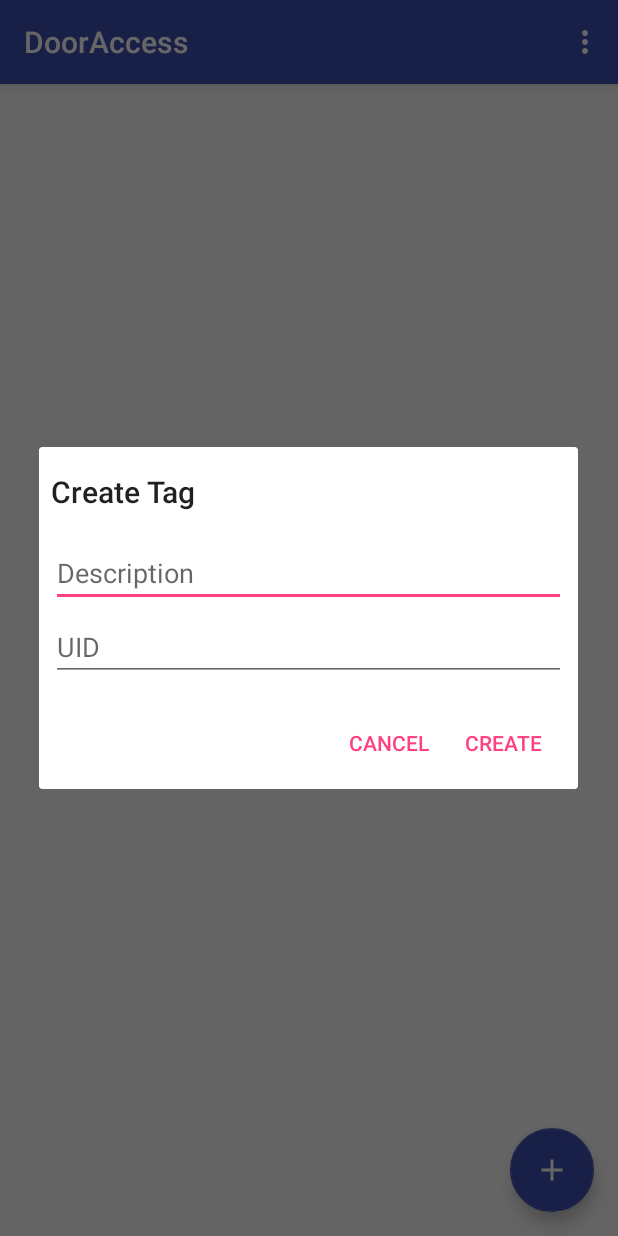
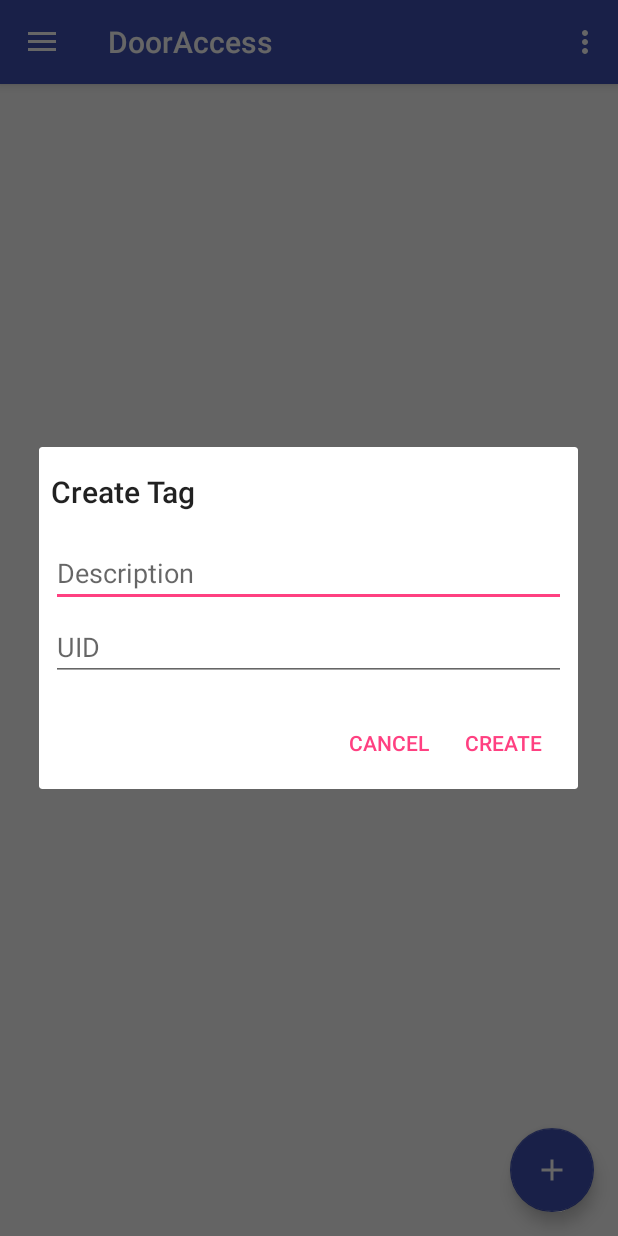
Before and after one commit to tjjh89017/DoorAccess, an Android app: the screen it shows after launch (MainActivity), after a tap on an icon or button, on a phone screen of 412 x 824 dp. Run offline under Robolectric (Android 15) with nearby library versions, the phone set to English and light mode, and no system bars; 5 statements that could not run were skipped.

Commit message:
add Nav menu for other option page

```diff
--- a/app/src/main/java/date/kojuro/dooraccess/MainActivity.java
+++ b/app/src/main/java/date/kojuro/dooraccess/MainActivity.java
@@ -1,7 +1,11 @@
 package date.kojuro.dooraccess;
 
 import android.app.FragmentManager;
+import android.support.annotation.NonNull;
 import android.support.design.widget.FloatingActionButton;
+import android.support.design.widget.NavigationView;
+import android.support.v4.widget.DrawerLayout;
+import android.support.v7.app.ActionBarDrawerToggle;
 import android.support.v7.app.AppCompatActivity;
 import android.os.Bundle;
 import android.support.v7.widget.Toolbar;
@@ -43,11 +47,16 @@ public class MainActivity extends AppCompatActivity {
     private FloatingActionButton vCreate;
     private FragmentManager mFragmentManager;
 
+    private DrawerLayout vDrawerLayout;
+    private NavigationView vNavigationView;
+
 
     @Override
     protected void onCreate(Bundle savedInstanceState) {
         super.onCreate(savedInstanceState);
         setContentView(R.layout.activity_main);
+
+        /* Get View */
 
         Toolbar toolbar = (Toolbar) findViewById(R.id.toolbar);
         setSupportActionBar(toolbar);
@@ -60,9 +69,14 @@ public class MainActivity extends AppCompatActivity {
         DaemonConfiguration.Init(this);
         mDaemon = DaemonConfiguration.getInstance();
 
-        vTagList = (ListView)findViewById(R.id.UIDList);
-        vCreate = (FloatingActionButton)findViewById(R.id.Create);
+        vTagList = (ListView) findViewById(R.id.UIDList);
+        vCreate = (FloatingActionButton) findViewById(R.id.Create);
         mFragmentManager = getFragmentManager();
+
+        vDrawerLayout = (DrawerLayout) findViewById(R.id.drawer_layout);
+        vNavigationView = (NavigationView) findViewById(R.id.nav_drawer);
+
+        /* Set action */
 
         mTagAdapter = new ArrayAdapter<Tag>(this, 0 /* useless */, mTagList) {
             @Override
@@ -113,6 +127,31 @@ public class MainActivity extends AppCompatActivity {
                 createTag.show(mFragmentManager, "CreateTag");
             }
         });
+
+
+        vNavigationView.setNavigationItemSelectedListener(new NavigationView.OnNavigationItemSelectedListener() {
+            @Override
+            public boolean onNavigationItemSelected(@NonNull MenuItem item) {
+
+                Toast.makeText(getApplicationContext(), item.getTitle(), Toast.LENGTH_SHORT).show();
+
+                item.setChecked(true);
+                vDrawerLayout.closeDrawers();
+                return true;
+            }
+        });
+
+        ActionBarDrawerToggle actionBarDrawerToggle = new ActionBarDrawerToggle(
+                this,
+                vDrawerLayout,
+                toolbar,
+                R.string.open_drawer,
+                R.string.close_drawer
+        );
+        actionBarDrawerToggle.syncState();
+
+        vDrawerLayout.addDrawerListener(actionBarDrawerToggle);
+
     }
 
     public void CreateNewTag(Tag tag) {
--- a/app/src/main/res/layout/activity_main.xml
+++ b/app/src/main/res/layout/activity_main.xml
@@ -1,7 +1,14 @@
 <?xml version="1.0" encoding="utf-8"?>
-<android.support.design.widget.CoordinatorLayout xmlns:android="http://schemas.android.com/apk/res/android"
+
+<android.support.v4.widget.DrawerLayout
+    android:id="@+id/drawer_layout"
+    android:layout_width="match_parent"
+    android:layout_height="match_parent"
+    xmlns:android="http://schemas.android.com/apk/res/android"
     xmlns:app="http://schemas.android.com/apk/res-auto"
-    xmlns:tools="http://schemas.android.com/tools"
+    xmlns:tools="http://schemas.android.com/tools">
+
+<android.support.design.widget.CoordinatorLayout
     android:layout_width="match_parent"
     android:layout_height="match_parent"
     android:fitsSystemWindows="true"
@@ -33,5 +40,15 @@
 
     <include layout="@layout/content_main" />
 
+    </android.support.design.widget.CoordinatorLayout>
 
-</android.support.design.widget.CoordinatorLayout>
+    <android.support.design.widget.NavigationView
+        android:id="@+id/nav_drawer"
+        android:layout_width="wrap_content"
+        android:layout_height="match_parent"
+        android:layout_gravity="start"
+        app:headerLayout="@layout/nav_drawer_header"
+        app:menu="@menu/nav_drawer_menu">
+    </android.support.design.widget.NavigationView>
+
+</android.support.v4.widget.DrawerLayout>
--- /dev/null
+++ b/app/src/main/res/menu/nav_drawer_menu.xml
@@ -0,0 +1,16 @@
+<?xml version="1.0" encoding="utf-8"?>
+<menu xmlns:android="http://schemas.android.com/apk/res/android">
+
+    <group android:checkableBehavior="single">
+
+        <item
+            android:id="@+id/test1"
+            android:title="test1" />
+
+        <item
+            android:id="@+id/test2"
+            android:title="test2" />
+
+    </group>
+
+</menu>
--- a/app/src/main/res/values/strings.xml
+++ b/app/src/main/res/values/strings.xml
@@ -1,4 +1,6 @@
 <resources>
     <string name="app_name">DoorAccess</string>
     <string name="title_activity_main2">Main2Activity</string>
+    <string name="open_drawer"></string>
+    <string name="close_drawer"></string>
 </resources>
```
Also changed, not shown: app/src/main/res/drawable/ic_menu_black_24dp.xml (added, +9 -0 lines), app/src/main/res/layout/nav_drawer_header.xml (added, +20 -0 lines).
